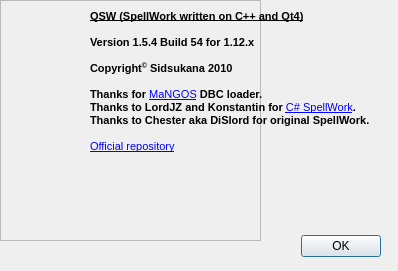
This is QSW/AboutFormUI.ui in sidsukana/QSpellWork as Qt 5 draws it before an edit. The edited form follows.
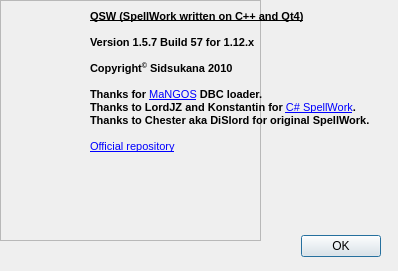
This is the edited form. Icons and pictures are not drawn.

```diff
--- a/QSW/AboutFormUI.ui
+++ b/QSW/AboutFormUI.ui
@@ -83,7 +83,7 @@
 &lt;/style&gt;&lt;/head&gt;&lt;body style=&quot; font-family:'MS Shell Dlg 2'; font-size:8.25pt; font-weight:400; font-style:normal;&quot;&gt;
 &lt;p style=&quot; margin-top:0px; margin-bottom:0px; margin-left:0px; margin-right:0px; -qt-block-indent:0; text-indent:0px;&quot;&gt;&lt;span style=&quot; font-size:8pt; font-weight:600; text-decoration: underline;&quot;&gt;QSW (SpellWork written on C++ and Qt4)&lt;/span&gt;&lt;/p&gt;
 &lt;p style=&quot;-qt-paragraph-type:empty; margin-top:0px; margin-bottom:0px; margin-left:0px; margin-right:0px; -qt-block-indent:0; text-indent:0px; font-size:8pt; font-weight:600;&quot;&gt;&lt;/p&gt;
-&lt;p style=&quot; margin-top:0px; margin-bottom:0px; margin-left:0px; margin-right:0px; -qt-block-indent:0; text-indent:0px;&quot;&gt;&lt;span style=&quot; font-size:8pt; font-weight:600;&quot;&gt;Version 1.5.4 Build 54 for 1.12.x&lt;/span&gt;&lt;/p&gt;
+&lt;p style=&quot; margin-top:0px; margin-bottom:0px; margin-left:0px; margin-right:0px; -qt-block-indent:0; text-indent:0px;&quot;&gt;&lt;span style=&quot; font-size:8pt; font-weight:600;&quot;&gt;Version 1.5.7 Build 57 for 1.12.x&lt;/span&gt;&lt;/p&gt;
 &lt;p style=&quot;-qt-paragraph-type:empty; margin-top:0px; margin-bottom:0px; margin-left:0px; margin-right:0px; -qt-block-indent:0; text-indent:0px; font-size:8pt; font-weight:600;&quot;&gt;&lt;/p&gt;
 &lt;p style=&quot; margin-top:0px; margin-bottom:0px; margin-left:0px; margin-right:0px; -qt-block-indent:0; text-indent:0px;&quot;&gt;&lt;span style=&quot; font-size:8pt; font-weight:600;&quot;&gt;Copyright&lt;/span&gt;&lt;span style=&quot; font-size:8pt; font-weight:600; vertical-align:super;&quot;&gt;©&lt;/span&gt;&lt;span style=&quot; font-size:8pt; font-weight:600;&quot;&gt; Sidsukana 2010&lt;/span&gt;&lt;/p&gt;
 &lt;p style=&quot;-qt-paragraph-type:empty; margin-top:0px; margin-bottom:0px; margin-left:0px; margin-right:0px; -qt-block-indent:0; text-indent:0px; font-size:8pt; font-weight:600;&quot;&gt;&lt;/p&gt;
```
